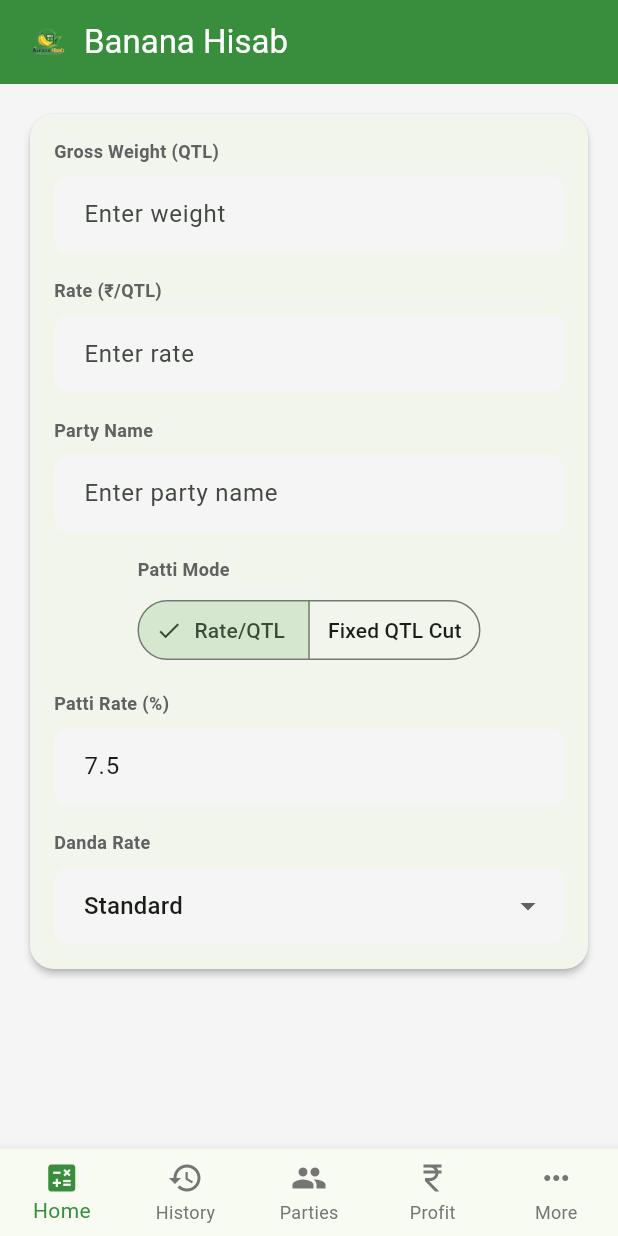
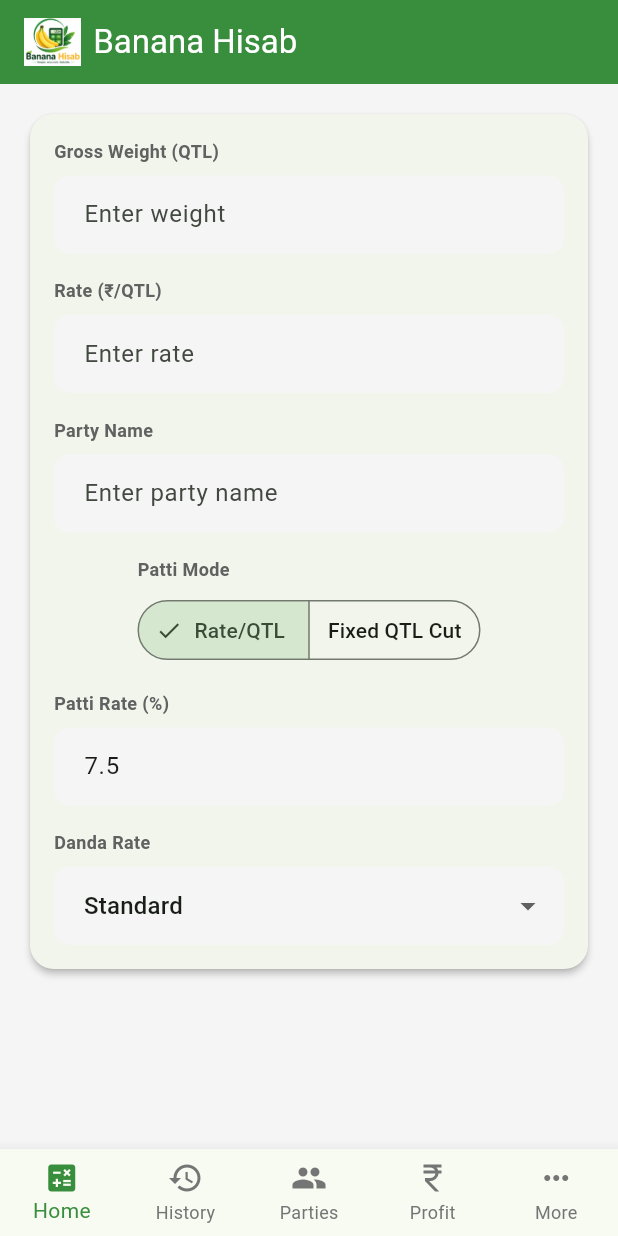
Before and after one commit to abhaypatil001/banana-hisab, a Flutter app: the screen it shows after launch, on a phone screen of 412 x 824 dp. Run offline on Flutter 3.47's test engine with Material 3 defaults, Android fonts, the phone set to English and light mode, and no system bars; our stand-ins replace pdf, printing, share_plus, sqflite; accounts and stored records are empty.

Commit message:
Fix: Use logo.jpg for app icon and fix PDF currency symbols
- Copied logo.jpg to all mipmap folders as ic_launcher.png
- Updated PDF to use logo.jpg
- Fixed currency symbols in PDF - removed spaces (₹1,50,997.00 not ₹ 1,50,997.00)
- Updated app bar to use logo.jpg
- Updated pubspec to include logo.jpg in assets
- App icon should now display correctly after installation

```diff
--- a/lib/screens/home_screen.dart
+++ b/lib/screens/home_screen.dart
@@ -84,7 +84,7 @@
       appBar: AppBar(
         title: Row(
           children: [
-            Image.asset('assets/logo.png', height: 32),
+            Image.asset('assets/logo.jpg', height: 32),
             const SizedBox(width: 8),
             const Text('Banana Hisab'),
           ],
--- a/pubspec.yaml
+++ b/pubspec.yaml
@@ -39,11 +39,12 @@
 
   assets:
     - assets/logo.png
+    - assets/logo.jpg
     - assets/splash.png
 
 flutter_icons:
   android: true
   ios: false
-  image_path: "assets/logo.png"
+  image_path: "assets/logo.jpg"
   adaptive_icon_background: "#FFFFFF"
-  adaptive_icon_foreground: "assets/logo.png"
+  adaptive_icon_foreground: "assets/logo.jpg"
```
Also changed, not shown: lib/services/pdf_service.dart (+11 -11 lines), assets/logo.jpg (added), old_app/logo.jpg (added), 4 other files.
